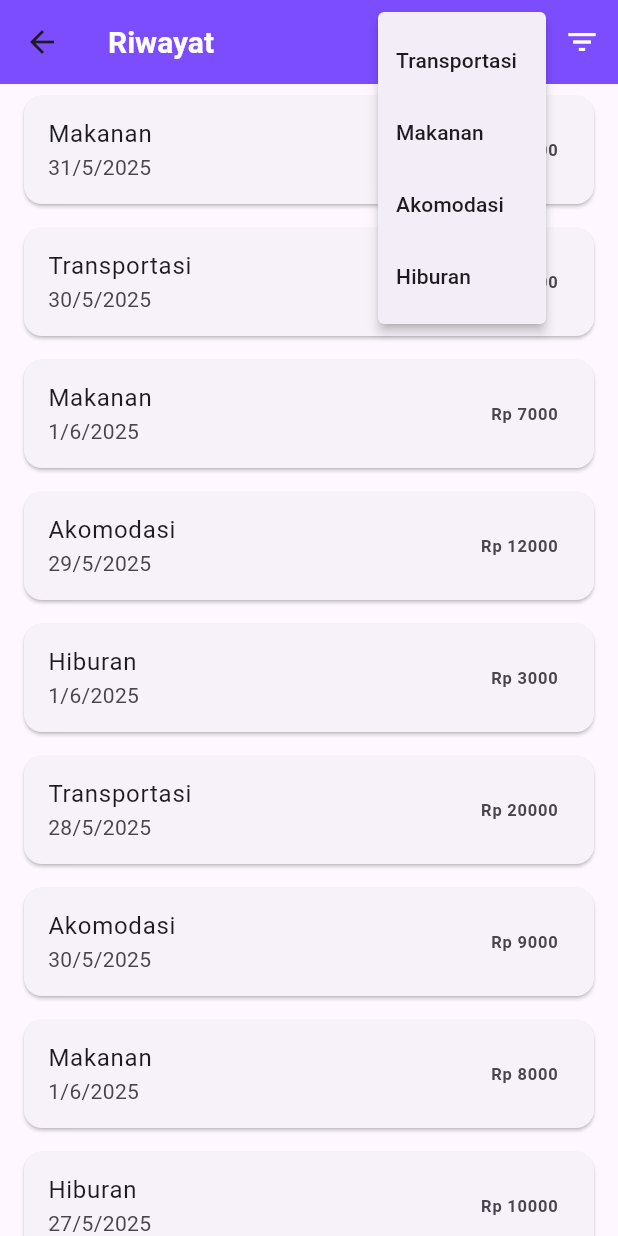
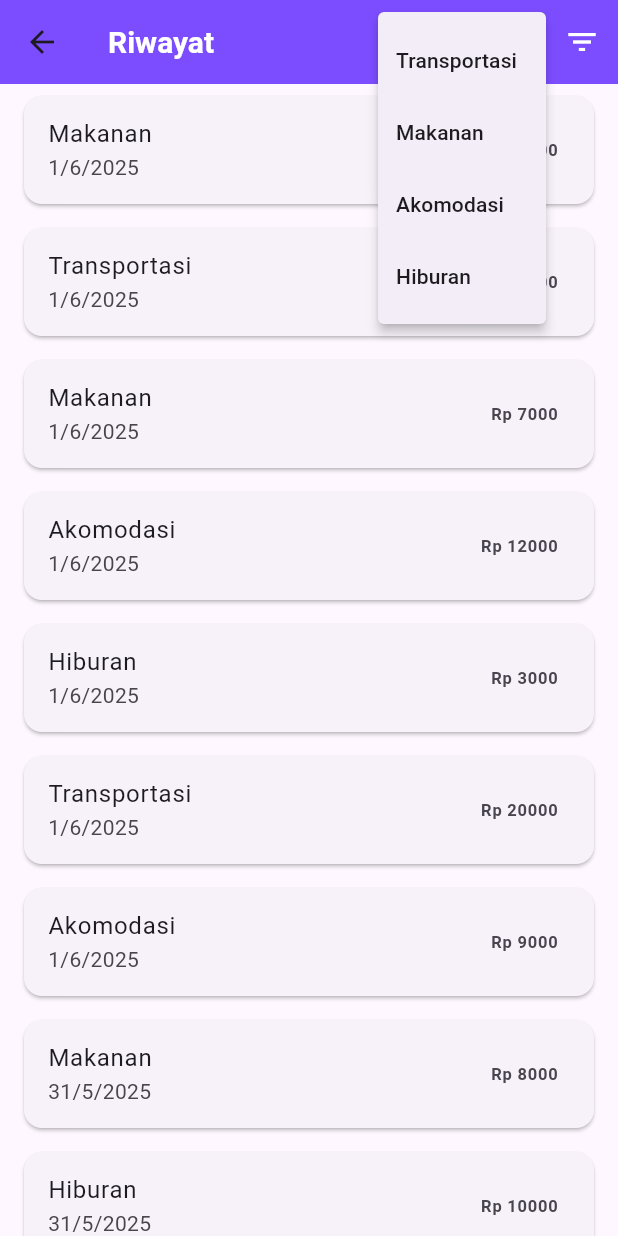
Before and after one commit to Dlanev/TubesAlproK1, a Flutter app: the History screen opened directly, after a tap on the "search" icon, on a phone screen of 412 x 824 dp. Run offline on Flutter 3.47's test engine with Material 3 defaults, Android fonts, the phone set to English and light mode, and no system bars.

Commit message:
Alpha 1.0

```diff
--- a/lib/data.dart
+++ b/lib/data.dart
@@ -1,4 +1,3 @@
-
 class authData {
   static String username = '';
   static String password = '';
@@ -10,7 +9,7 @@ class budGet {
 }
 
 class spend {
-  int? amount ;
+  int? amount;
   String? tipe;
   DateTime? waktu;
   spend({this.amount, this.tipe, this.waktu});
@@ -25,7 +24,10 @@ void insertionSortSpendingKecilBesar() {
     var key = spEnding[i];
     int j = i - 1;
 
-    while (j >= 0 && spEnding[j] != null && key != null && (spEnding[j]!.amount ?? 0) > (key.amount ?? 0)) {
+    while (j >= 0 &&
+        spEnding[j] != null &&
+        key != null &&
+        (spEnding[j]!.amount ?? 0) > (key.amount ?? 0)) {
       spEnding[j + 1] = spEnding[j];
       j = j - 1;
     }
@@ -38,14 +40,16 @@ void insertionSortSpendingBesarKecil() {
     var key = spEnding[i];
     int j = i - 1;
 
-    while (j >= 0 && spEnding[j] != null && key != null && (spEnding[j]!.amount ?? 0) < (key.amount ?? 0)) {
+    while (j >= 0 &&
+        spEnding[j] != null &&
+        key != null &&
+        (spEnding[j]!.amount ?? 0) < (key.amount ?? 0)) {
       spEnding[j + 1] = spEnding[j];
       j = j - 1;
     }
     spEnding[j + 1] = key;
   }
 }
-
 
 void insertionSortWaktuLamaBaru() {
   for (int i = 1; i < nData; i++) {
@@ -88,11 +92,12 @@ void insertionSortBaruLama() {
 }
 
 int sequentialSearchKategori(List<int> data, int target) {
-  for (int i = 0; i < nData;  i++) {
+  for (int i = 0; i < nData; i++) {
     if (spEnding[i] == target) {
       return i;
     }
-  };
+  }
+  ;
   return -1;
 }
 
@@ -109,22 +114,64 @@ List<int> sequentialSearchSemuaKategori(String targetTipe) {
 }
 
 void generateDummyData() {
-  List<spend> dummyData = [
-    spend(amount: 5000, tipe: 'Makanan', waktu: DateTime.now().subtract(Duration(days: 1))),
-    spend(amount: 15000, tipe: 'Transportasi', waktu: DateTime.now().subtract(Duration(days: 2))),
-    spend(amount: 7000, tipe: 'Makanan', waktu: DateTime.now().subtract(Duration(hours: 5))),
-    spend(amount: 12000, tipe: 'Akomodasi', waktu: DateTime.now().subtract(Duration(days: 3))),
-    spend(amount: 3000, tipe: 'Hiburan', waktu: DateTime.now().subtract(Duration(hours: 1))),
-    spend(amount: 20000, tipe: 'Transportasi', waktu: DateTime.now().subtract(Duration(days: 4))),
-    spend(amount: 9000, tipe: 'Akomodasi', waktu: DateTime.now().subtract(Duration(days: 2, hours: 3))),
-    spend(amount: 8000, tipe: 'Makanan', waktu: DateTime.now().subtract(Duration(hours: 10))),
-    spend(amount: 10000, tipe: 'Hiburan', waktu: DateTime.now().subtract(Duration(days: 5))),
-    spend(amount: 6000, tipe: 'Transportasi', waktu: DateTime.now().subtract(Duration(minutes: 90))),
-  ];
+  if (nData == 0) {
+    List<spend> dummyData = [
+      spEnding[0] = spend(
+        amount: 5000,
+        tipe: 'Makanan',
+        waktu: DateTime.now().subtract(Duration(minutes: 5)),
+      ),
+      spEnding[1] = spend(
+        amount: 15000,
+        tipe: 'Transportasi',
+        waktu: DateTime.now().subtract(Duration(minutes: 15)),
+      ),
+      spEnding[2] = spend(
+        amount: 7000,
+        tipe: 'Makanan',
+        waktu: DateTime.now().subtract(Duration(minutes: 30)),
+      ),
+      spEnding[3] = spend(
+        amount: 12000,
+        tipe: 'Akomodasi',
+        waktu: DateTime.now().subtract(Duration(hours: 1)),
+      ),
+      spEnding[4] = spend(
+        amount: 3000,
+        tipe: 'Hiburan',
+        waktu: DateTime.now().subtract(Duration(hours: 3)),
+      ),
+      spEnding[5] = spend(
+        amount: 20000,
+        tipe: 'Transportasi',
+        waktu: DateTime.now().subtract(Duration(hours: 6)),
+      ),
+      spEnding[6] = spend(
+        amount: 9000,
+        tipe: 'Akomodasi',
+        waktu: DateTime.now().subtract(Duration(hours: 9)),
+      ),
+      spEnding[7] = spend(
+        amount: 8000,
+        tipe: 'Makanan',
+        waktu: DateTime.now().subtract(Duration(hours: 12)),
+      ),
+      spEnding[8] = spend(
+        amount: 10000,
+        tipe: 'Hiburan',
+        waktu: DateTime.now().subtract(Duration(hours: 18)),
+      ),
+      spEnding[9] = spend(
+        amount: 6000,
+        tipe: 'Transportasi',
+        waktu: DateTime.now().subtract(Duration(hours: 24)),
+      ),
+    ];
 
-  for (int i = 0; i < dummyData.length; i++) {
-    spEnding[i] = dummyData[i];
+    for (int i = 0; i < dummyData.length; i++) {
+      spEnding[i] = dummyData[i];
+    }
+
+    nData = 10;
   }
-
-  nData = dummyData.length;
 }
--- a/lib/screens/spend.dart
+++ b/lib/screens/spend.dart
@@ -22,7 +22,9 @@ class _spenDataState extends State<spenData> {
   @override
   void initState() {
     super.initState();
-    generateDummyData();
+    if (nData == 0) {
+      generateDummyData();
+    }
   }
 
   @override
```
